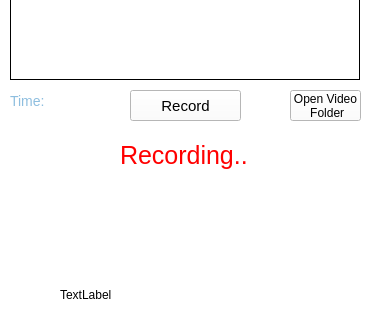
Before: the Qt Designer form PlazaPCO/mainwindow.ui in OurProjectTeamSocket/FirstProjectFromFreelancer, drawn with Qt 5; both pictures show x 0 to 370 and y 190 to 510 of the 370 by 600 pixel window.
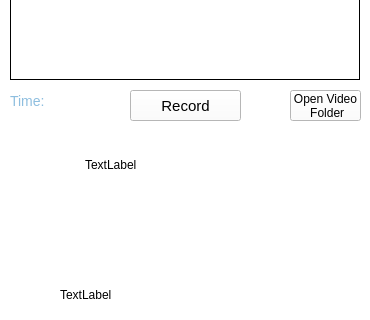
After: the same form once the commit is applied.

Diff of the .ui file:
```diff
--- a/PlazaPCO/mainwindow.ui
+++ b/PlazaPCO/mainwindow.ui
@@ -120,23 +120,6 @@
      <string>Time: </string>
     </property>
    </widget>
-   <widget class="QLabel" name="RecordingLabel">
-    <property name="geometry">
-     <rect>
-      <x>120</x>
-      <y>320</y>
-      <width>141</width>
-      <height>51</height>
-     </rect>
-    </property>
-    <property name="styleSheet">
-     <string notr="true">font-size: 25px;
-color: red;</string>
-    </property>
-    <property name="text">
-     <string>Recording..</string>
-    </property>
-   </widget>
    <widget class="QLabel" name="LogoLabel">
     <property name="geometry">
      <rect>
@@ -167,6 +150,19 @@
      <string>TextLabel</string>
     </property>
    </widget>
+   <widget class="QLabel" name="RecLabel">
+    <property name="geometry">
+     <rect>
+      <x>85</x>
+      <y>330</y>
+      <width>200</width>
+      <height>50</height>
+     </rect>
+    </property>
+    <property name="text">
+     <string>TextLabel</string>
+    </property>
+   </widget>
   </widget>
  </widget>
  <resources/>
```
